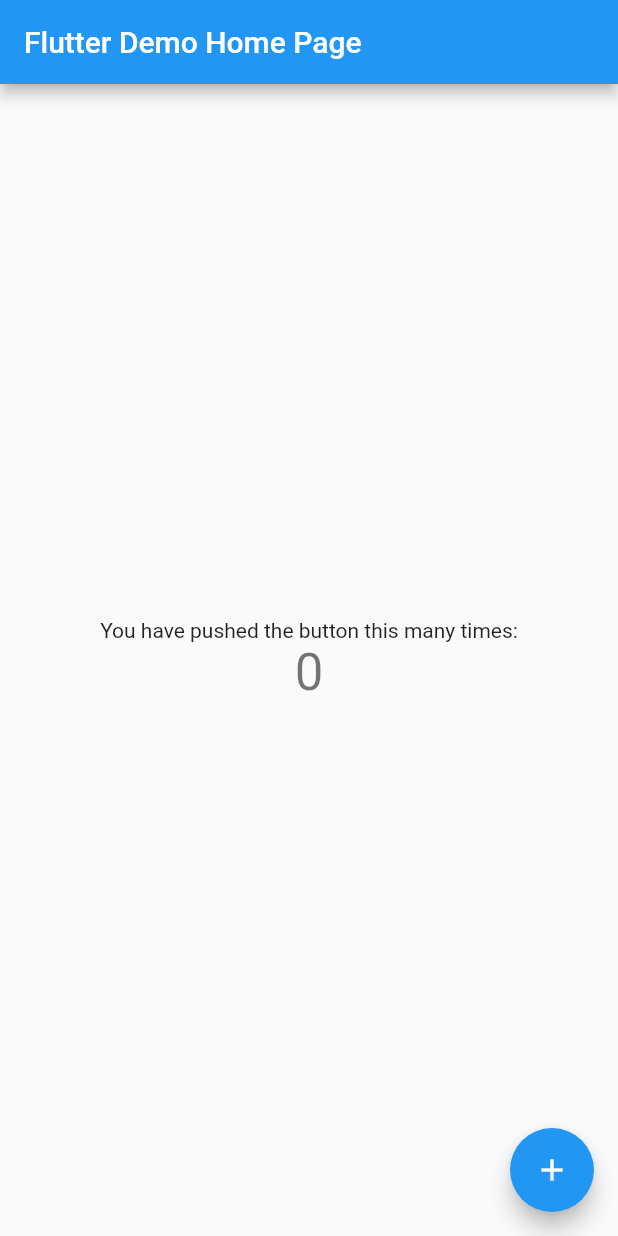
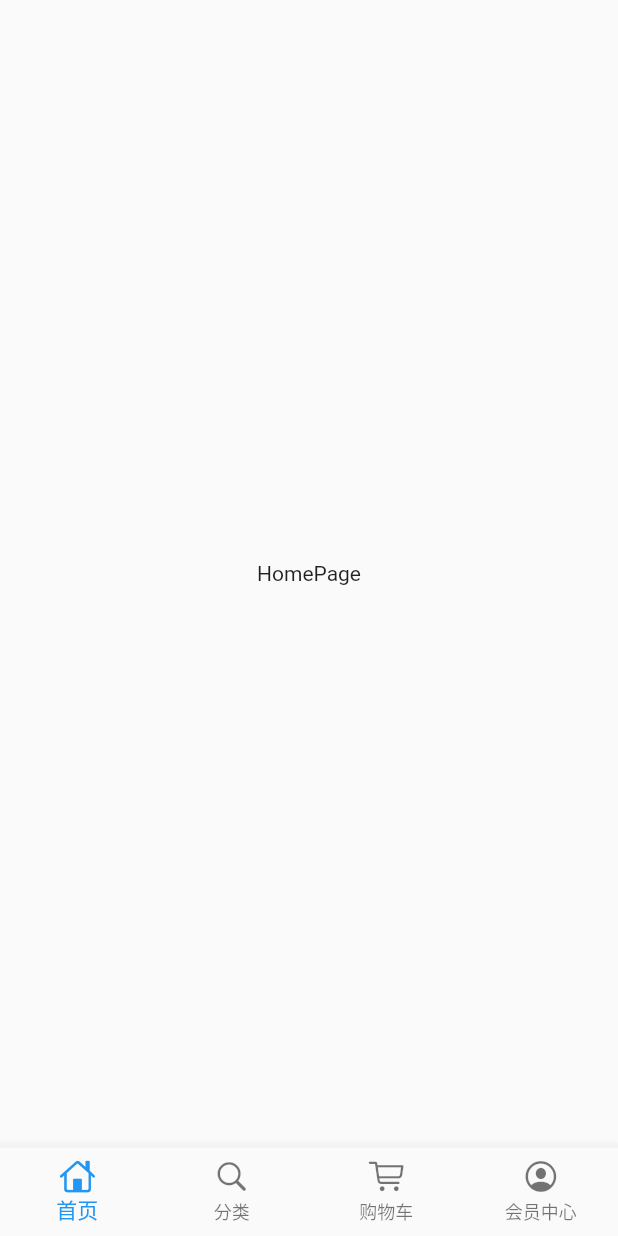
Before and after one commit to 15239136251/FlutterProject, a Flutter app: the screen it shows after launch, on a phone screen of 412 x 824 dp. Run offline on Flutter 3.47's test engine with Material 2 defaults, Android fonts, the phone set to English and light mode, and no system bars.

Commit message:
一些内容

```diff
--- a/my_flutter_project_dianshang/lib/main.dart
+++ b/my_flutter_project_dianshang/lib/main.dart
@@ -1,111 +1,22 @@
 import 'package:flutter/material.dart';
+import './pages/index_page.dart';
 
-void main() => runApp(MyApp());
 
-class MyApp extends StatelessWidget {
-  // This widget is the root of your application.
+void main()=> runApp(MyApp());
+
+
+class MyApp extends StatelessWidget{
   @override
   Widget build(BuildContext context) {
-    return MaterialApp(
-      title: 'Flutter Demo',
-      theme: ThemeData(
-        // This is the theme of your application.
-        //
-        // Try running your application with "flutter run". You'll see the
-        // application has a blue toolbar. Then, without quitting the app, try
-        // changing the primarySwatch below to Colors.green and then invoke
-        // "hot reload" (press "r" in the console where you ran "flutter run",
-        // or simply save your changes to "hot reload" in a Flutter IDE).
-        // Notice that the counter didn't reset back to zero; the application
-        // is not restarted.
-        primarySwatch: Colors.blue,
+    return Container(
+      child: MaterialApp(
+        title: '百姓生活+',
+        debugShowCheckedModeBanner: false,
+        theme: ThemeData(
+          primaryColor: Colors.pink
+        ),
+        home: IndexPage(),
       ),
-      home: MyHomePage(title: 'Flutter Demo Home Page'),
     );
   }
 }
-
-class MyHomePage extends StatefulWidget {
-  MyHomePage({Key key, this.title}) : super(key: key);
-
-  // This widget is the home page of your application. It is stateful, meaning
-  // that it has a State object (defined below) that contains fields that affect
-  // how it looks.
-
-  // This class is the configuration for the state. It holds the values (in this
-  // case the title) provided by the parent (in this case the App widget) and
-  // used by the build method of the State. Fields in a Widget subclass are
-  // always marked "final".
-
-  final String title;
-
-  @override
-  _MyHomePageState createState() => _MyHomePageState();
-}
-
-class _MyHomePageState extends State<MyHomePage> {
-  int _counter = 0;
-
-  void _incrementCounter() {
-    setState(() {
-      // This call to setState tells the Flutter framework that something has
-      // changed in this State, which causes it to rerun the build method below
-      // so that the display can reflect the updated values. If we changed
-      // _counter without calling setState(), then the build method would not be
-      // called again, and so nothing would appear to happen.
-      _counter++;
-    });
-  }
-
-  @override
-  Widget build(BuildContext context) {
-    // This method is rerun every time setState is called, for instance as done
-    // by the _incrementCounter method above.
-    //
-    // The Flutter framework has been optimized to make rerunning build methods
-    // fast, so that you can just rebuild anything that needs updating rather
-    // than having to individually change instances of widgets.
-    return Scaffold(
-      appBar: AppBar(
-        // Here we take the value from the MyHomePage object that was created by
-        // the App.build method, and use it to set our appbar title.
-        title: Text(widget.title),
-      ),
-      body: Center(
-        // Center is a layout widget. It takes a single child and positions it
-        // in the middle of the parent.
-        child: Column(
-          // Column is also a layout widget. It takes a list of children and
-          // arranges them vertically. By default, it sizes itself to fit its
-          // children horizontally, and tries to be as tall as its parent.
-          //
-          // Invoke "debug painting" (press "p" in the console, choose the
-          // "Toggle Debug Paint" action from the Flutter Inspector in Android
-          // Studio, or the "Toggle Debug Paint" command in Visual Studio Code)
-          // to see the wireframe for each widget.
-          //
-          // Column has various properties to control how it sizes itself and
-          // how it positions its children. Here we use mainAxisAlignment to
-          // center the children vertically; the main axis here is the vertical
-          // axis because Columns are vertical (the cross axis would be
-          // horizontal).
-          mainAxisAlignment: MainAxisAlignment.center,
-          children: <Widget>[
-            Text(
-              'You have pushed the button this many times:',
-            ),
-            Text(
-              '$_counter',
-              style: Theme.of(context).textTheme.display1,
-            ),
-          ],
-        ),
-      ),
-      floatingActionButton: FloatingActionButton(
-        onPressed: _incrementCounter,
-        tooltip: 'Increment',
-        child: Icon(Icons.add),
-      ), // This trailing comma makes auto-formatting nicer for build methods.
-    );
-  }
-}
--- /dev/null
+++ b/my_flutter_project_dianshang/lib/pages/cart_page.dart
@@ -0,0 +1,12 @@
+import 'package:flutter/material.dart';
+
+class CartPage extends StatelessWidget {
+  const CartPage({Key key}) : super(key: key);
+
+  @override
+  Widget build(BuildContext context) {
+    return Scaffold(
+      body: Center(child: Text('CartPage'),),
+    );
+  }
+}
--- /dev/null
+++ b/my_flutter_project_dianshang/lib/pages/category_page.dart
@@ -0,0 +1,12 @@
+import 'package:flutter/material.dart';
+
+class CategoryPage extends StatelessWidget {
+  const CategoryPage({Key key}) : super(key: key);
+
+  @override
+  Widget build(BuildContext context) {
+    return Scaffold(
+      body: Center(child: Text('CategoryPage'),),
+    );
+  }
+}
--- /dev/null
+++ b/my_flutter_project_dianshang/lib/pages/home_page.dart
@@ -0,0 +1,12 @@
+import 'package:flutter/material.dart';
+
+class HomePage extends StatelessWidget {
+  const HomePage({Key key}) : super(key: key);
+
+  @override
+  Widget build(BuildContext context) {
+    return Scaffold(
+      body: Center(child: Text('HomePage'),),
+    );
+  }
+}
--- /dev/null
+++ b/my_flutter_project_dianshang/lib/pages/index_page.dart
@@ -0,0 +1,69 @@
+import 'package:flutter/material.dart';
+import 'package:flutter/cupertino.dart';
+import 'home_page.dart';
+import 'cart_page.dart';
+import 'category_page.dart';
+import 'member_page.dart';
+
+
+class IndexPage extends StatefulWidget {
+  @override
+  _IndexPageState createState() => _IndexPageState();
+}
+
+class _IndexPageState extends State<IndexPage> {
+
+  final List<BottomNavigationBarItem> bottomTabs = [
+    BottomNavigationBarItem(
+      icon: Icon(CupertinoIcons.home),
+      title: Text('首页')
+    ),
+    BottomNavigationBarItem(
+      icon: Icon(CupertinoIcons.search),
+      title: Text('分类')
+    ),
+    BottomNavigationBarItem(
+      icon: Icon(CupertinoIcons.shopping_cart),
+      title: Text('购物车')
+    ),
+    BottomNavigationBarItem(
+      icon: Icon(CupertinoIcons.profile_circled),
+      title: Text('会员中心')
+    )
+  ];
+
+  final List tabsItem = [
+    HomePage(),
+    CategoryPage(),
+    CartPage(),
+    MemberPage()
+  ];
+
+  int _currentIndex = 0;
+  var _currentPage;
+
+  @override
+  void initState() {
+    _currentPage = tabsItem[_currentIndex];
+    super.initState();
+  }
+
+  @override
+  Widget build(BuildContext context) {
+     return Scaffold(
+      backgroundColor: Color.fromRGBO(245, 245, 245, 1.0),
+      bottomNavigationBar: BottomNavigationBar(
+        type: BottomNavigationBarType.fixed,
+        items: bottomTabs,
+        onTap: (index){
+          setState(() {
+            _currentIndex = index;
+            _currentPage = tabsItem[_currentIndex];
+          });
+        },
+        currentIndex: _currentIndex,
+      ),
+      body: _currentPage,
+     );
+  }
+}
--- /dev/null
+++ b/my_flutter_project_dianshang/lib/pages/member_page.dart
@@ -0,0 +1,12 @@
+import 'package:flutter/material.dart';
+
+class MemberPage extends StatelessWidget {
+  const MemberPage({Key key}) : super(key: key);
+
+  @override
+  Widget build(BuildContext context) {
+    return Scaffold(
+      body: Center(child: Text('MemberPage'),),
+    );
+  }
+}
```
